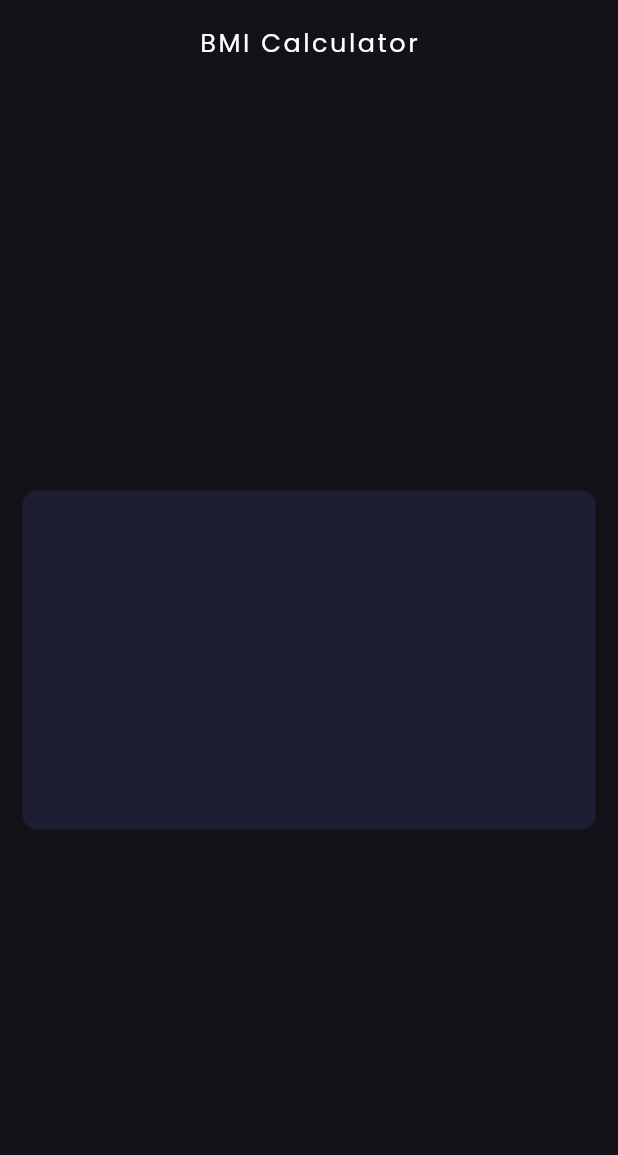
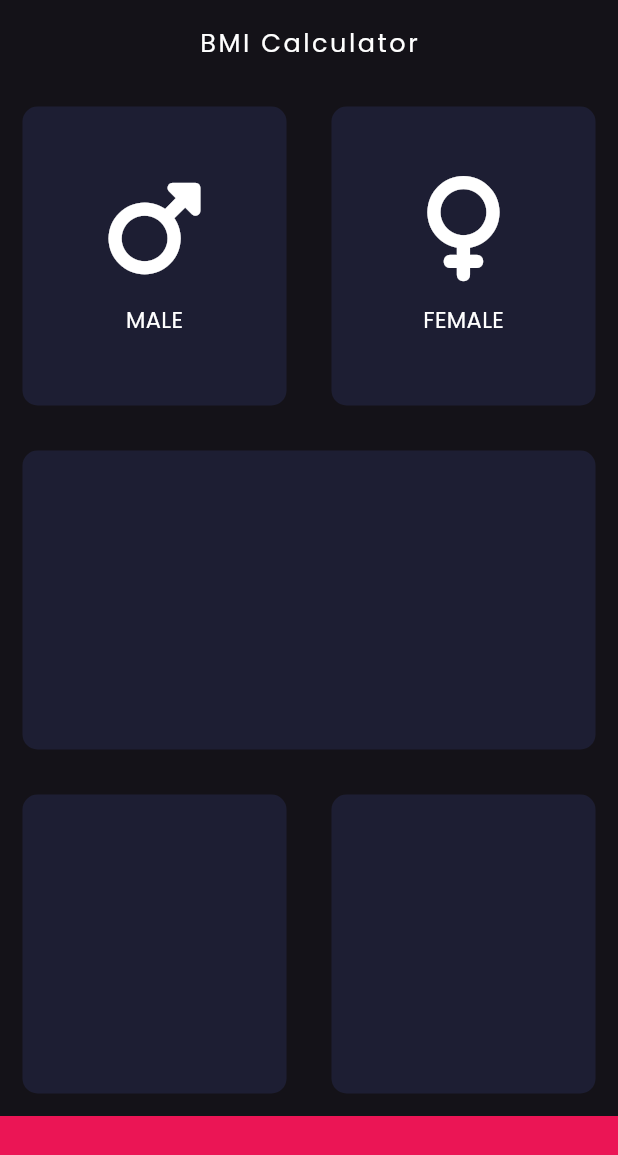
Before and after one commit to Fatah03111995/bmi_medium, a Flutter app: the screen it shows after launch, on a phone screen of 412 x 824 dp. Shown: the top 1155 px of the screen. Run offline on Flutter 3.47's test engine with Material 3 defaults, Android fonts, the phone set to English and light mode, and no system bars; our stand-ins replace font_awesome_flutter.

Commit message:
feat : adding icon mars and venus

```diff
--- a/lib/pages/home_page.dart
+++ b/lib/pages/home_page.dart
@@ -1,4 +1,9 @@
 import 'package:flutter/material.dart';
+import 'package:font_awesome_flutter/font_awesome_flutter.dart';
+
+const double bottomContainerHeight = 80.0;
+const Color darkPurple = Color(0XFF1D1E33);
+const Color darkPink = Color(0xffeb1555);
 
 class HomePage extends StatefulWidget {
   const HomePage({super.key});
@@ -16,27 +21,79 @@ class _HomePage extends State<HomePage> {
         ),
         centerTitle: true,
       ),
-      body: const Column(
+      body: Column(
         children: [
-          Expanded(
+          const Expanded(
             child: Row(
               children: [
-                Box(),
-                Box(),
+                Box(
+                  color: darkPurple,
+                  boxChild: Column(
+                    mainAxisAlignment: MainAxisAlignment.center,
+                    children: [
+                      Icon(
+                        FontAwesomeIcons.mars,
+                        color: Colors.white,
+                        size: 70,
+                      ),
+                      SizedBox(
+                        height: 15,
+                      ),
+                      Text(
+                        'MALE',
+                      )
+                    ],
+                  ),
+                ),
+                Box(
+                  color: darkPurple,
+                  boxChild: Column(
+                    mainAxisAlignment: MainAxisAlignment.center,
+                    children: [
+                      Icon(
+                        FontAwesomeIcons.venus,
+                        color: Colors.white,
+                        size: 70,
+                      ),
+                      SizedBox(
+                        height: 15,
+                      ),
+                      Text(
+                        'FEMALE',
+                      )
+                    ],
+                  ),
+                ),
               ],
             ),
           ),
-          Expanded(
-            child: Box(),
+          const Expanded(
+            child: Box(
+              color: darkPurple,
+              boxChild: null,
+            ),
           ),
-          Expanded(
+          const Expanded(
             child: Row(
               children: [
-                Box(),
-                Box(),
+                Box(
+                  color: darkPurple,
+                  boxChild: null,
+                ),
+                Box(
+                  color: darkPurple,
+                  boxChild: null,
+                ),
               ],
             ),
           ),
+          Container(
+            height: bottomContainerHeight,
+            width: double.infinity,
+            decoration: const BoxDecoration(
+              color: darkPink,
+            ),
+          )
         ],
       ),
     );
@@ -44,17 +101,21 @@ class _HomePage extends State<HomePage> {
 }
 
 class Box extends StatelessWidget {
-  const Box({
-    super.key,
-  });
+  final Color color;
+  final Widget? boxChild;
+
+  const Box({super.key, required this.color, this.boxChild});
 
   @override
   Widget build(BuildContext context) {
-    return Container(
-      margin: const EdgeInsets.all(15),
-      decoration: const BoxDecoration(
-        borderRadius: BorderRadius.all(Radius.circular(10)),
-        color: Color(0xFF1D1E33),
+    return Expanded(
+      child: Container(
+        margin: const EdgeInsets.all(15),
+        decoration: BoxDecoration(
+          borderRadius: const BorderRadius.all(Radius.circular(10)),
+          color: color,
+        ),
+        child: boxChild,
       ),
     );
   }
--- a/pubspec.yaml
+++ b/pubspec.yaml
@@ -9,6 +9,7 @@ environment:
 dependencies:
   flutter:
     sdk: flutter
+  font_awesome_flutter: ^10.7.0
 
 dev_dependencies:
   flutter_test:
```
Also changed, not shown: pubspec.lock.
